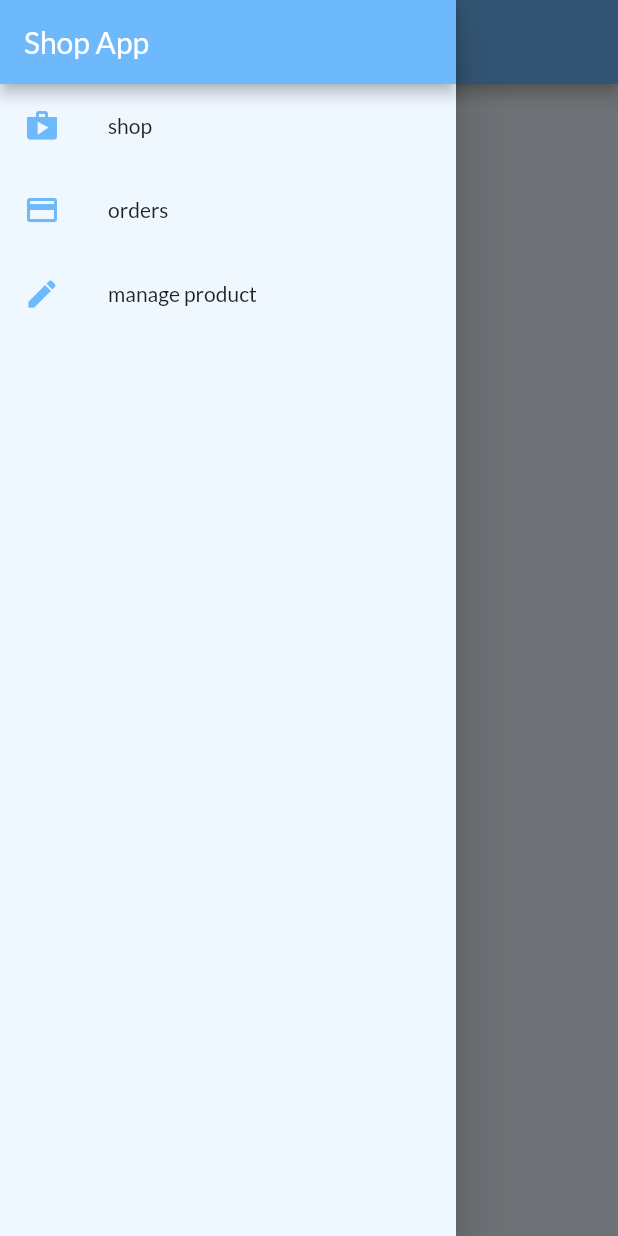
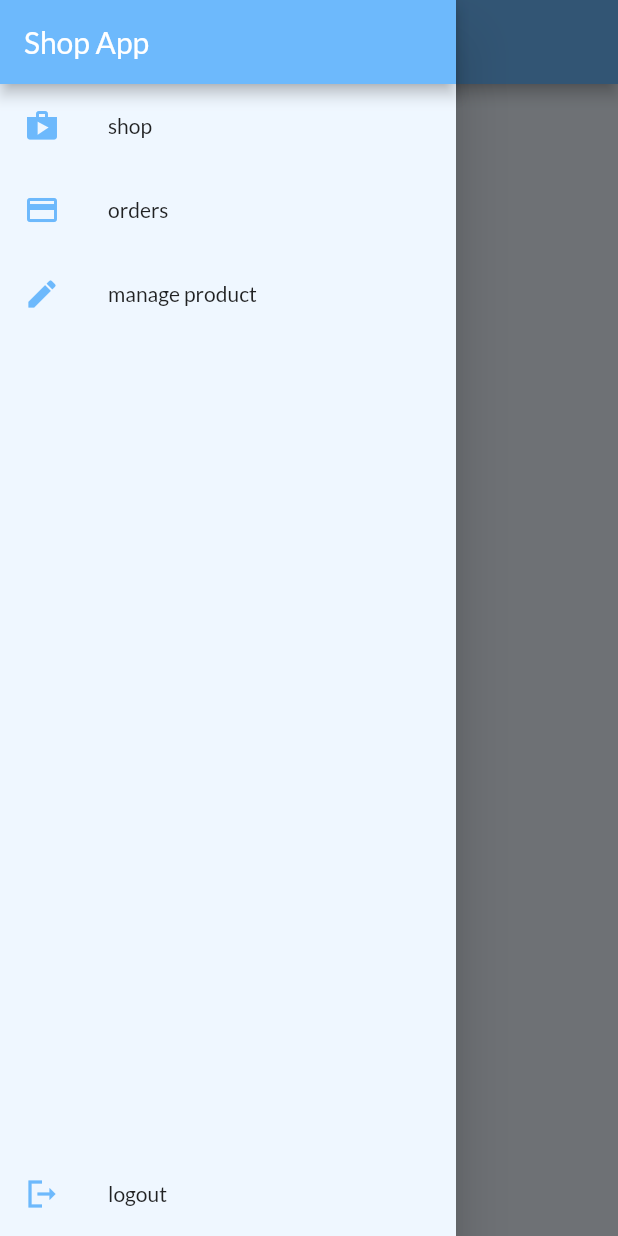
Before and after one commit to mstafamajid/shop-app, a Flutter app: the OrderScreen screen opened by its route, with the side drawer open, on a phone screen of 412 x 824 dp. Run offline on Flutter 3.47's test engine with Material 2 defaults, Android fonts, the phone set to English and light mode, and no system bars; our stand-ins replace lottie; network calls fail.

```diff
--- a/lib/main.dart
+++ b/lib/main.dart
@@ -44,8 +44,8 @@ class MyApp extends StatelessWidget {
           ),
           ChangeNotifierProxyProvider<Auth, orders>(
             create: (context) => orders.second(),
-            update: (context, auth, previous) => orders(
-                auth.token ?? '', previous == null ? [] : previous.items),
+            update: (context, auth, previous) => orders(auth.token ?? '',
+                previous == null ? [] : previous.items, auth.userid),
           ),
         ],
         child: Consumer<Auth>(
--- a/lib/providers/Product_item_provider.dart
+++ b/lib/providers/Product_item_provider.dart
@@ -1,4 +1,5 @@
 import 'dart:convert';
+import 'dart:developer';
 
 import 'package:flutter/foundation.dart';
 import 'package:flutter/material.dart';
@@ -31,7 +32,6 @@ class Products_Item with ChangeNotifier {
         filter ? 'orderBy="creatorId"&equalTo="$userid"' : '';
     Uri url = Uri.parse(
         'https://shopapp-bd3ee-default-rtdb.firebaseio.com/Products.json?auth=$authToken&$filterdString');
-    print(url.toString());
     try {
       final response = await http.get(url);
 
@@ -41,6 +41,7 @@ class Products_Item with ChangeNotifier {
       final userFavo = await http.get(Uri.parse(
           'https://shopapp-bd3ee-default-rtdb.firebaseio.com/userFavorates/$userid.json?auth=$authToken'));
       final favodata = jsonDecode(userFavo.body);
+
       List<Product> loadedData = [];
       if (extraxtedData == null) return;
       extraxtedData.forEach((productId, productData) {
@@ -54,7 +55,7 @@ class Products_Item with ChangeNotifier {
                 favodata == null ? false : favodata[productId] ?? false));
       });
       _items = loadedData;
-      print(_items);
+
       notifyListeners();
     } catch (error) {
       print('eeeerrrrrroooorrrrrrrr ${error.toString()}');
--- a/lib/providers/ordered_items.dart
+++ b/lib/providers/ordered_items.dart
@@ -24,12 +24,13 @@ class orders with ChangeNotifier {
     return [..._items];
   }
   late String token;
-  orders(this.token,this._items);
+  late String userid;
+  orders(this.token,this._items, this.userid);
   orders.second();
 
   Future<void> fetchAndsetOrders() async {
     Uri url = Uri.parse(
-        'https://shopapp-bd3ee-default-rtdb.firebaseio.com/Orders.json?auth=$token');
+        'https://shopapp-bd3ee-default-rtdb.firebaseio.com/Orders.json?auth=$token&orderBy="userId"&equalTo="$userid"');
     final response = await http.get(url);
     List<OrderedItem> loadedData = [];
     final extraxtedData = json.decode(response.body)==null? null: json.decode(response.body) as Map<String, dynamic>;
@@ -64,6 +65,7 @@ class orders with ChangeNotifier {
     try {
       final response = await http.post(url,
           body: json.encode({
+            'userId':userid,
             'totalAmount': total,
             'dateTime': dateStamp.toIso8601String(),
             'products': listOfOrder
--- a/lib/widgets/drawer.dart
+++ b/lib/widgets/drawer.dart
@@ -1,6 +1,8 @@
 import 'package:flutter/material.dart';
 import 'package:flutter/src/foundation/key.dart';
 import 'package:flutter/src/widgets/framework.dart';
+import 'package:provider/provider.dart';
+import 'package:shop_app/providers/auth.dart';
 import 'package:shop_app/screens/manage_product.dart';
 import 'package:shop_app/screens/order_screen.dart';
 import 'package:shop_app/screens/products_overview_screen.dart';
@@ -34,6 +36,14 @@ class myDrawer extends StatelessWidget {
               title: const Text('manage product'),
               onTap: () =>
                   Navigator.pushReplacementNamed(context, manage_product.id)),
+          Spacer(),
+          ListTile(
+              leading: const Icon(Icons.logout_sharp),
+              title: const Text('logout'),
+              onTap: () {
+                Navigator.of(context).pop();
+                Provider.of<Auth>(context, listen: false).logout();
+              }),
         ],
       ),
     );
```
Also changed, not shown: lib/providers/auth.dart (+12 -4 lines).
